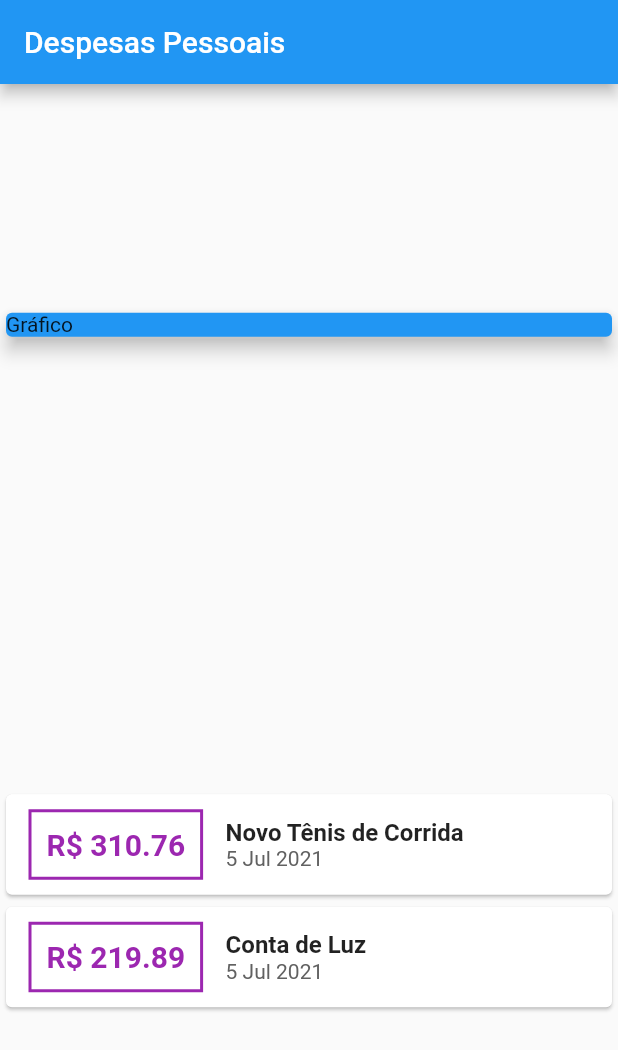
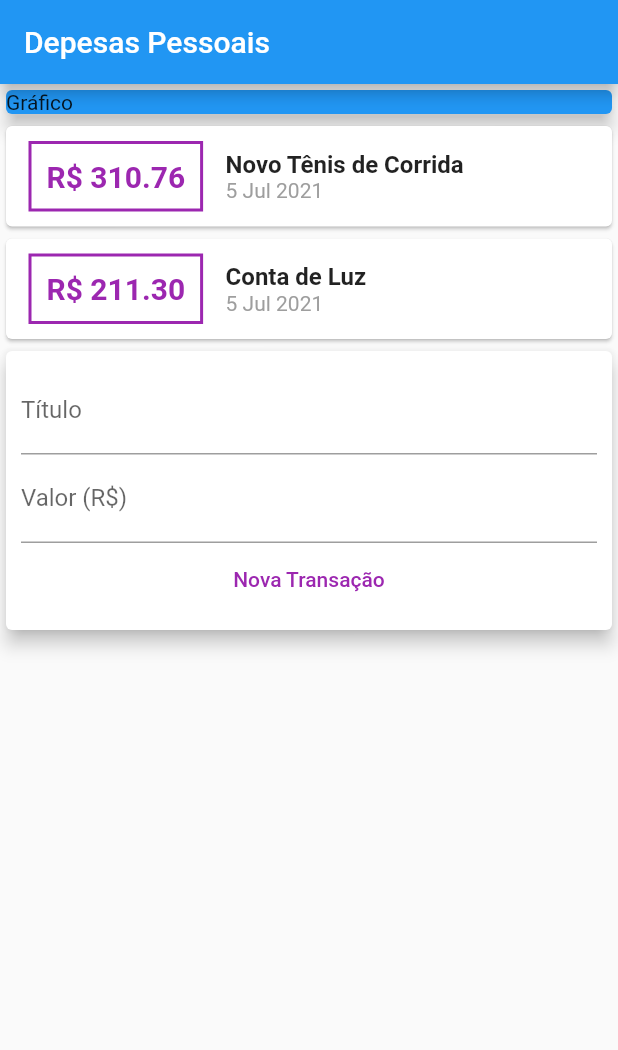
Before and after one commit to gabrielkussler/app-despesas, a Flutter app: the screen it shows after launch, on a phone screen of 412 x 824 dp. Shown: the top 1050 px of the screen. Run offline on Flutter 3.47's test engine with Material 2 defaults, Android fonts, the phone set to English and light mode, and no system bars.

Commit message:
textfield de cadastro de nova transação mais flatbutton

```diff
--- a/lib/main.dart
+++ b/lib/main.dart
@@ -1,15 +1,13 @@
-import 'package:appdespesasflutter/Models/transaction.dart';
-import 'package:flutter/cupertino.dart';
 import 'package:flutter/material.dart';
+import 'models/transaction.dart';
 import 'package:intl/intl.dart';
+
 main() => runApp(ExpensesApp());
 
 class ExpensesApp extends StatelessWidget {
   @override
   Widget build(BuildContext context) {
-    return MaterialApp(
-      home: MyHomePage(),
-    );
+    return MaterialApp(home: MyHomePage());
   }
 }
 
@@ -19,11 +17,12 @@ class MyHomePage extends StatelessWidget {
       id: 't1',
       title: 'Novo Tênis de Corrida',
       value: 310.76,
-        date: DateTime.now()),
+      date: DateTime.now(),
+    ),
     Transaction(
       id: 't2',
       title: 'Conta de Luz',
-      value: 219.89,
+      value: 211.30,
       date: DateTime.now(),
     ),
   ];
@@ -32,12 +31,11 @@ class MyHomePage extends StatelessWidget {
   Widget build(BuildContext context) {
     return Scaffold(
       appBar: AppBar(
-        title: Text('Despesas Pessoais'),
+        title: Text('Depesas Pessoais'),
       ),
       body: Column(
-        mainAxisAlignment: MainAxisAlignment.spaceAround,
         crossAxisAlignment: CrossAxisAlignment.stretch,
-        children: [
+        children: <Widget>[
           Container(
             child: Card(
               color: Colors.blue,
@@ -49,7 +47,7 @@ class MyHomePage extends StatelessWidget {
             children: _transactions.map((tr) {
               return Card(
                 child: Row(
-                  children: [
+                  children: <Widget>[
                     Container(
                       margin: EdgeInsets.symmetric(
                         horizontal: 15,
@@ -59,7 +57,8 @@ class MyHomePage extends StatelessWidget {
                         border: Border.all(
                           color: Colors.purple,
                           width: 2,
-                      )),
+                        ),
+                      ),
                       padding: EdgeInsets.all(10),
                       child: Text(
                         'R\$ ${tr.value.toStringAsFixed(2)}',
@@ -72,7 +71,7 @@ class MyHomePage extends StatelessWidget {
                     ),
                     Column(
                       crossAxisAlignment: CrossAxisAlignment.start,
-                      children: [
+                      children: <Widget>[
                         Text(
                           tr.title,
                           style: TextStyle(
@@ -83,9 +82,9 @@ class MyHomePage extends StatelessWidget {
                         Text(
                           DateFormat('d MMM y').format(tr.date),
                           style: TextStyle(
-                            color: Colors.grey[700],
+                            color: Colors.grey,
                           ),
-                        )
+                        ),
                       ],
                     )
                   ],
@@ -93,6 +92,36 @@ class MyHomePage extends StatelessWidget {
               );
             }).toList(),
           ),
+          Card(
+            elevation: 5,
+            child: Padding(
+              padding: const EdgeInsets.all(10),
+              child: Column(
+                children: [
+                  TextField(
+                    decoration: InputDecoration(
+                      labelText: 'Título',
+                    ),
+                  ),
+                  TextField(
+                    decoration: InputDecoration(
+                      labelText: 'Valor (R\$)',
+                    ),
+                  ),
+                  Row(
+                    mainAxisAlignment: MainAxisAlignment.center,
+                    children: [
+                      FlatButton(
+                        onPressed: () {},
+                        child: Text('Nova Transação'),
+                        textColor: Colors.purple,
+                      ),
+                    ],
+                  )
+                ],
+              ),
+            ),
+          )
         ],
       ),
     );
--- a/pubspec.yaml
+++ b/pubspec.yaml
@@ -29,7 +29,8 @@ environment:
 dependencies:
   flutter:
     sdk: flutter
-  intl: ^0.16.1
+  flutter_localizations:
+    sdk: flutter
 
   # The following adds the Cupertino Icons font to your application.
   # Use with the CupertinoIcons class for iOS style icons.
```
Also changed, not shown: pubspec.lock, 5 other files. Lines whose indentation alone changed are shown as unchanged.
